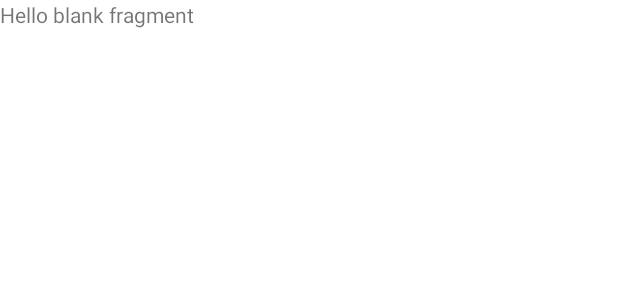
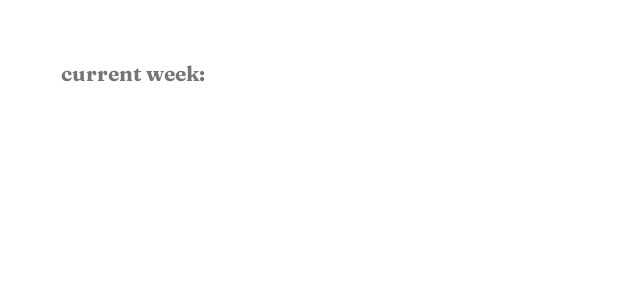
Before and after one commit to JasonSDMN2001/firebasetest1, an Android app: the layout fragment_milestone.xml on its own in the app's theme, with its tools: preview values and no code run, on a phone screen of 412 x 824 dp. Shown: the top 300 px of the screen. Run offline under Robolectric (Android 15) with nearby library versions, the phone set to English and light mode, and no system bars.

Commit message:
about milestones

```diff
--- a/app/src/main/java/com/unipi/boidanis/firebasetest1/MainActivity7.java
+++ b/app/src/main/java/com/unipi/boidanis/firebasetest1/MainActivity7.java
@@ -63,6 +63,10 @@ public class MainActivity7 extends AppCompatActivity implements AdapterView.OnIt
         if (user!=null){
             reference=database.getReference("Users").child(user.getUid());
             babyname = getIntent().getStringExtra("babyname");
+        }else{
+            Toast.makeText(MainActivity7.this, "Please check your internet connection", Toast.LENGTH_SHORT).show();
+            finish();
+            startActivity(getIntent());
         }
         //"moments"->"ταδε μομεντ ονομα"->"imageurl"
         imageview = findViewById(R.id.imageView5);
--- a/app/src/main/java/com/unipi/boidanis/firebasetest1/MilestoneFragment.java
+++ b/app/src/main/java/com/unipi/boidanis/firebasetest1/MilestoneFragment.java
@@ -59,6 +59,7 @@ public class MilestoneFragment extends Fragment {
     public View onCreateView(LayoutInflater inflater, ViewGroup container,
                              Bundle savedInstanceState) {
         // Inflate the layout for this fragment
-        return inflater.inflate(R.layout.fragment_milestone, container, false);
+        View view = inflater.inflate(R.layout.fragment_milestone, container, false);
+        return view;
     }
 }
--- a/app/src/main/java/com/unipi/boidanis/firebasetest1/WeightFragment.java
+++ b/app/src/main/java/com/unipi/boidanis/firebasetest1/WeightFragment.java
@@ -181,7 +181,7 @@ public class WeightFragment extends Fragment {
         graphView.getViewport().setScalableY(true);
         graphView.getViewport().setScrollableY(true);
 
-        if(!babyname.matches("Add child")){
+        if(!babyname.matches("Select child")){
             graphView.getLegendRenderer().setVisible(true);
             graphView.getLegendRenderer().setAlign(LegendRenderer.LegendAlign.TOP);
         }
--- a/app/src/main/res/layout/activity_main3.xml
+++ b/app/src/main/res/layout/activity_main3.xml
@@ -29,7 +29,7 @@
                 app:layout_constraintHorizontal_bias="0.0"
                 app:layout_constraintStart_toStartOf="parent"
                 app:layout_constraintTop_toTopOf="parent"
-                app:title="Home"
+                app:title="Baby+"
                 app:titleTextColor="#FFFFFF" />
 
 
--- a/app/src/main/res/layout/fragment_milestone.xml
+++ b/app/src/main/res/layout/fragment_milestone.xml
@@ -1,14 +1,49 @@
 <?xml version="1.0" encoding="utf-8"?>
-<FrameLayout xmlns:android="http://schemas.android.com/apk/res/android"
+<androidx.constraintlayout.widget.ConstraintLayout xmlns:android="http://schemas.android.com/apk/res/android"
+    xmlns:app="http://schemas.android.com/apk/res-auto"
     xmlns:tools="http://schemas.android.com/tools"
     android:layout_width="match_parent"
     android:layout_height="match_parent"
     tools:context=".MilestoneFragment">
 
     <!-- TODO: Update blank fragment layout -->
+
     <TextView
-        android:layout_width="match_parent"
-        android:layout_height="match_parent"
-        android:text="@string/hello_blank_fragment" />
+        android:id="@+id/textView25"
+        android:layout_width="wrap_content"
+        android:layout_height="wrap_content"
+        android:layout_marginTop="40dp"
+        android:fontFamily="@font/fraunces_bold"
+        android:text="current week:"
+        app:layout_constraintEnd_toEndOf="parent"
+        app:layout_constraintHorizontal_bias="0.128"
+        app:layout_constraintStart_toStartOf="parent"
+        app:layout_constraintTop_toTopOf="parent" />
 
-</FrameLayout>
+    <HorizontalScrollView
+        android:layout_width="413dp"
+        android:layout_height="620dp"
+        app:layout_constraintBottom_toBottomOf="parent"
+        app:layout_constraintEnd_toEndOf="parent"
+        app:layout_constraintStart_toStartOf="parent">
+
+        <LinearLayout
+            android:layout_width="wrap_content"
+            android:layout_height="match_parent"
+            android:orientation="vertical" />
+    </HorizontalScrollView>
+
+    <TextView
+        android:id="@+id/textView24"
+        android:layout_width="wrap_content"
+        android:layout_height="wrap_content"
+        android:layout_marginStart="8dp"
+        android:layout_marginTop="40dp"
+        android:fontFamily="@font/fraunces_bold"
+        android:text=""
+        app:layout_constraintEnd_toEndOf="parent"
+        app:layout_constraintHorizontal_bias="0.041"
+        app:layout_constraintStart_toEndOf="@+id/textView25"
+        app:layout_constraintTop_toTopOf="parent" />
+
+</androidx.constraintlayout.widget.ConstraintLayout>
```
Also changed, not shown: app/src/main/java/com/unipi/boidanis/firebasetest1/MainActivity3.java (+5 -4 lines), app/src/main/java/com/unipi/boidanis/firebasetest1/growthFragment.java (+11 -1 lines).
